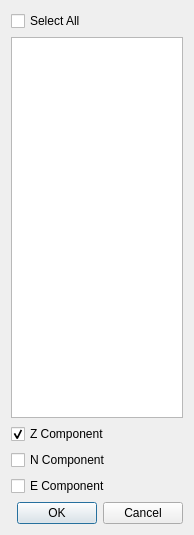
Above: select_stacomp_dialog.ui from outdoorpet/QC_events before the change. Below: the same form after it.
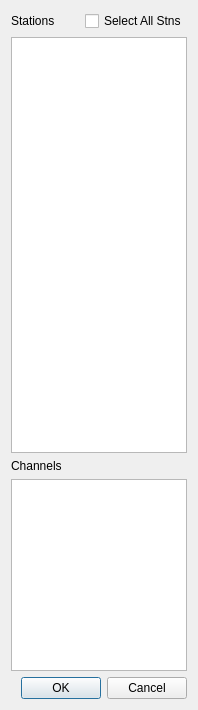
That is the form after the change.

Commit message: Added new functionality for select dialog to select channels

The edit to the form file:
```diff
--- a/select_stacomp_dialog.ui
+++ b/select_stacomp_dialog.ui
@@ -6,56 +6,46 @@
    <rect>
     <x>0</x>
     <y>0</y>
-    <width>194</width>
-    <height>535</height>
+    <width>198</width>
+    <height>710</height>
    </rect>
   </property>
   <property name="windowTitle">
    <string>Dialog</string>
   </property>
+  <layout class="QVBoxLayout" name="verticalLayout_2">
+   <item>
+    <layout class="QVBoxLayout" name="verticalLayout">
+     <item>
   <layout class="QGridLayout" name="gridLayout">
-   <item row="0" column="0">
-    <widget class="QCheckBox" name="check_all">
-     <property name="text">
-      <string>Select All</string>
+       <item row="8" column="0">
+        <widget class="QListView" name="ChanListView">
+         <property name="sizePolicy">
+          <sizepolicy hsizetype="Expanding" vsizetype="Fixed">
+           <horstretch>0</horstretch>
+           <verstretch>0</verstretch>
+          </sizepolicy>
+         </property>
+         <property name="selectionMode">
+          <enum>QAbstractItemView::MultiSelection</enum>
      </property>
     </widget>
    </item>
-   <item row="1" column="0">
+       <item row="6" column="0">
     <widget class="QListView" name="StaListView">
      <property name="selectionMode">
       <enum>QAbstractItemView::MultiSelection</enum>
      </property>
     </widget>
    </item>
-   <item row="2" column="0">
-    <widget class="QCheckBox" name="zcomp">
+       <item row="7" column="0">
+        <widget class="QLabel" name="chan_lbl">
      <property name="text">
-      <string>Z Component</string>
-     </property>
-     <property name="checked">
-      <bool>true</bool>
-     </property>
-    </widget>
-   </item>
-   <item row="3" column="0">
-    <widget class="QCheckBox" name="ncomp">
-     <property name="text">
-      <string>N Component</string>
-     </property>
-    </widget>
-   </item>
-   <item row="4" column="0">
-    <widget class="QCheckBox" name="ecomp">
-     <property name="text">
-      <string>E Component</string>
-     </property>
-     <property name="autoExclusive">
-      <bool>false</bool>
-     </property>
-    </widget>
-   </item>
-   <item row="5" column="0">
+          <string>Channels</string>
+         </property>
+        </widget>
+       </item>
+       <item row="9" column="0">
     <widget class="QDialogButtonBox" name="buttonBox">
      <property name="orientation">
       <enum>Qt::Horizontal</enum>
@@ -64,6 +54,28 @@
       <set>QDialogButtonBox::Cancel|QDialogButtonBox::Ok</set>
      </property>
     </widget>
+       </item>
+       <item row="0" column="0">
+        <layout class="QHBoxLayout" name="stations_btns_layout">
+         <item>
+          <widget class="QLabel" name="stn_lbl">
+           <property name="text">
+            <string>Stations</string>
+           </property>
+          </widget>
+         </item>
+         <item>
+          <widget class="QCheckBox" name="check_all">
+           <property name="text">
+            <string>Select All Stns</string>
+           </property>
+          </widget>
+         </item>
+        </layout>
+       </item>
+      </layout>
+     </item>
+    </layout>
    </item>
   </layout>
  </widget>
```
Left out of the diff: 2 changed lines with no effect on the pictures. Lines whose indentation alone changed are shown as unchanged. The commit also changes 2 other files.
